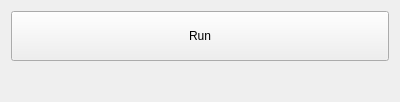
This is datagen/ui/ui_datagen.ui in kiryha/neuron as Qt 5 draws it before an edit. The edited form follows.
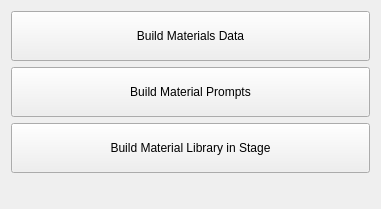
This is the edited form.

Diff of the .ui file:
```diff
--- a/datagen/ui/ui_datagen.ui
+++ b/datagen/ui/ui_datagen.ui
@@ -6,8 +6,8 @@
    <rect>
     <x>0</x>
     <y>0</y>
-    <width>400</width>
-    <height>102</height>
+    <width>381</width>
+    <height>209</height>
    </rect>
   </property>
   <property name="windowTitle">
@@ -23,7 +23,33 @@
       </size>
      </property>
      <property name="text">
-      <string>Run</string>
+      <string>Build Materials Data</string>
+     </property>
+    </widget>
+   </item>
+   <item>
+    <widget class="QPushButton" name="btnBuildPrompts">
+     <property name="minimumSize">
+      <size>
+       <width>0</width>
+       <height>50</height>
+      </size>
+     </property>
+     <property name="text">
+      <string>Build Material Prompts</string>
+     </property>
+    </widget>
+   </item>
+   <item>
+    <widget class="QPushButton" name="btnBuildMaterials">
+     <property name="minimumSize">
+      <size>
+       <width>0</width>
+       <height>50</height>
+      </size>
+     </property>
+     <property name="text">
+      <string>Build Material Library in Stage</string>
      </property>
     </widget>
    </item>
```
Left out of the diff: 2 changed lines with no effect on the pictures.
